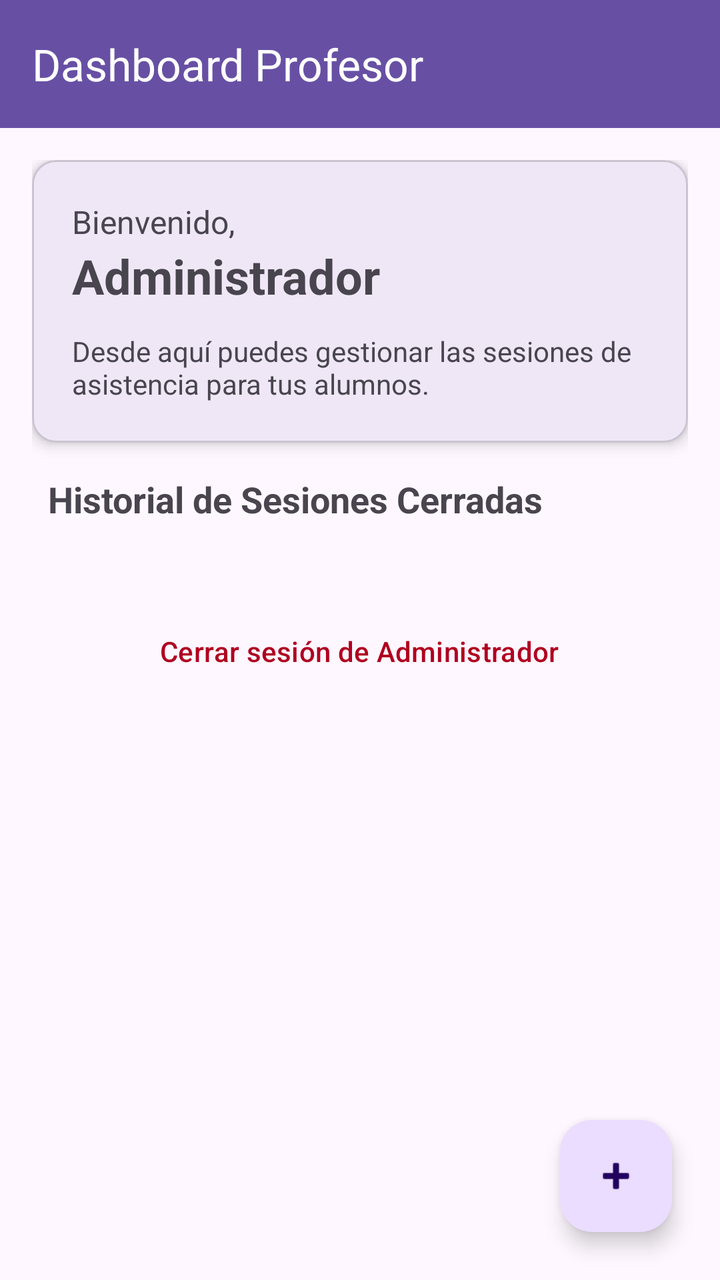
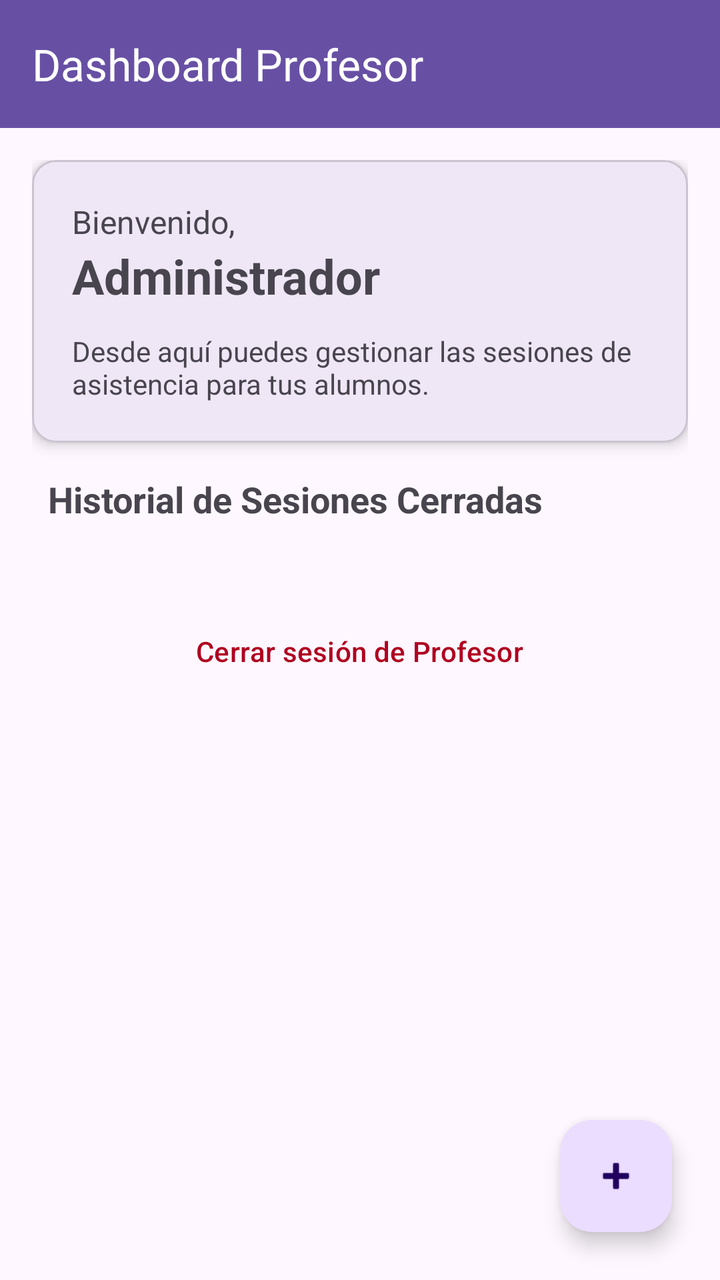

Two renders of the same Android screen: before a commit and after it. Below are the layout's source before the change and the commit's diff.
<!-- AndroidManifest.xml: application theme Theme.AppProfesor -->
<!-- res/layout/fragment_main.xml -->
<?xml version="1.0" encoding="utf-8"?>
<androidx.coordinatorlayout.widget.CoordinatorLayout xmlns:android="http://schemas.android.com/apk/res/android"
    xmlns:app="http://schemas.android.com/apk/res-auto"
    android:layout_width="match_parent"
    android:layout_height="match_parent">

    <com.google.android.material.appbar.AppBarLayout
        android:layout_width="match_parent"
        android:layout_height="wrap_content">

        <com.google.android.material.appbar.MaterialToolbar
            android:id="@+id/toolbar"
            android:layout_width="match_parent"
            android:layout_height="?attr/actionBarSize"
            app:title="Dashboard Profesor"
            app:titleTextColor="?attr/colorOnPrimary"
            android:background="?attr/colorPrimary" />

    </com.google.android.material.appbar.AppBarLayout>

    <androidx.core.widget.NestedScrollView
        android:layout_width="match_parent"
        android:layout_height="match_parent"
        app:layout_behavior="@string/appbar_scrolling_view_behavior">

        <LinearLayout
            android:layout_width="match_parent"
            android:layout_height="wrap_content"
            android:orientation="vertical"
            android:padding="16dp">

            <com.google.android.material.card.MaterialCardView
                android:layout_width="match_parent"
                android:layout_height="wrap_content"
                android:layout_marginBottom="16dp"
                app:cardElevation="4dp"
                app:cardCornerRadius="12dp">

                <LinearLayout
                    android:layout_width="match_parent"
                    android:layout_height="wrap_content"
                    android:orientation="vertical"
                    android:padding="20dp">

                    <TextView
                        android:layout_width="wrap_content"
                        android:layout_height="wrap_content"
                        android:text="Bienvenido,"
                        android:textSize="16sp" />

                    <TextView
                        android:layout_width="wrap_content"
                        android:layout_height="wrap_content"
                        android:text="Administrador"
                        android:textSize="24sp"
                        android:textStyle="bold"
                        android:layout_marginBottom="12dp" />
                    
                    <TextView
                        android:layout_width="wrap_content"
                        android:layout_height="wrap_content"
                        android:text="Desde aquí puedes gestionar las sesiones de asistencia para tus alumnos."
                        android:textSize="14sp" />
                </LinearLayout>
            </com.google.android.material.card.MaterialCardView>

            <TextView
                android:layout_width="match_parent"
                android:layout_height="wrap_content"
                android:text="Historial de Sesiones Cerradas"
                android:textSize="18sp"
                android:textStyle="bold"
                android:layout_marginStart="8dp"
                android:layout_marginBottom="8dp" />

            <androidx.recyclerview.widget.RecyclerView
                android:id="@+id/rvPastSessions"
                android:layout_width="match_parent"
                android:layout_height="wrap_content"
                android:nestedScrollingEnabled="false"
                android:layout_marginBottom="16dp" />

            <Button
                android:id="@+id/btnLogout"
                style="@style/Widget.Material3.Button.TextButton"
                android:layout_width="wrap_content"
                android:layout_height="wrap_content"
                android:layout_gravity="center_horizontal"
                android:layout_marginTop="16dp"
                android:text="Cerrar sesión de Administrador"
                android:textColor="@color/design_default_color_error" />

        </LinearLayout>
    </androidx.core.widget.NestedScrollView>

    <com.google.android.material.floatingactionbutton.FloatingActionButton
        android:id="@+id/fabNewSession"
        android:layout_width="wrap_content"
        android:layout_height="wrap_content"
        android:layout_gravity="bottom|end"
        android:layout_margin="24dp"
        android:contentDescription="Nueva Sesión"
        app:srcCompat="@android:drawable/ic_input_add" />

</androidx.coordinatorlayout.widget.CoordinatorLayout>
<!-- resources referenced by this layout -->
<resources>
  <style name="Theme.AppProfesor" parent="Base.Theme.AppProfesor" />
  <style name="Base.Theme.AppProfesor" parent="Theme.Material3.DayNight.NoActionBar">
          
          
      </style>
</resources>

<!-- the commit's change to res/layout/fragment_main.xml (unified diff, before → after) -->
@@ -87,7 +87,7 @@
                 android:layout_height="wrap_content"
                 android:layout_gravity="center_horizontal"
                 android:layout_marginTop="16dp"
-                android:text="Cerrar sesión de Administrador"
+                android:text="Cerrar sesión de Profesor"
                 android:textColor="@color/design_default_color_error" />
 
         </LinearLayout>
